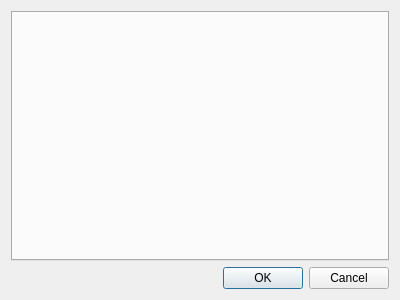
Qt form steppersettingsdialog.ui (krkruk/StepperAndDcController) before a commit.
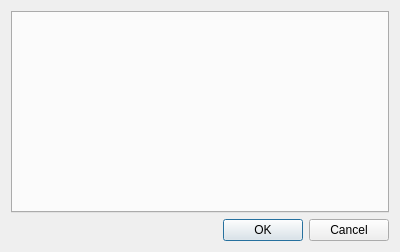
The same form after that commit.

Patch:
```diff
--- a/steppersettingsdialog.ui
+++ b/steppersettingsdialog.ui
@@ -7,7 +7,7 @@
     <x>0</x>
     <y>0</y>
     <width>400</width>
-    <height>300</height>
+    <height>252</height>
    </rect>
   </property>
   <property name="windowTitle">
```
